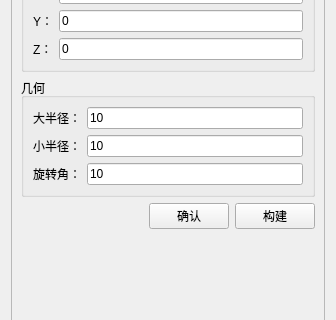
Kinvy66/freecaeworkbench, file src/FCGUI/ModelSettings/FCTorusSettingsWidget.ui: the form before one commit; both pictures show x 0 to 336 and y 96 to 416 of the 336 by 513 pixel window.
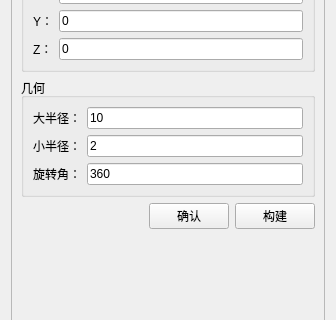
The form after the commit.

What changed in the file:
```diff
--- a/src/FCGUI/ModelSettings/FCTorusSettingsWidget.ui
+++ b/src/FCGUI/ModelSettings/FCTorusSettingsWidget.ui
@@ -140,7 +140,7 @@
            <item>
             <widget class="QLineEdit" name="lineEdit_minorRadius">
              <property name="text">
-              <string>10</string>
+              <string>2</string>
              </property>
             </widget>
            </item>
@@ -158,7 +158,7 @@
            <item>
             <widget class="QLineEdit" name="lineEdit_minorRadius_2">
              <property name="text">
-              <string>10</string>
+              <string>360</string>
              </property>
             </widget>
            </item>
```
Left out of the diff: 2 changed lines with no effect on the pictures.
